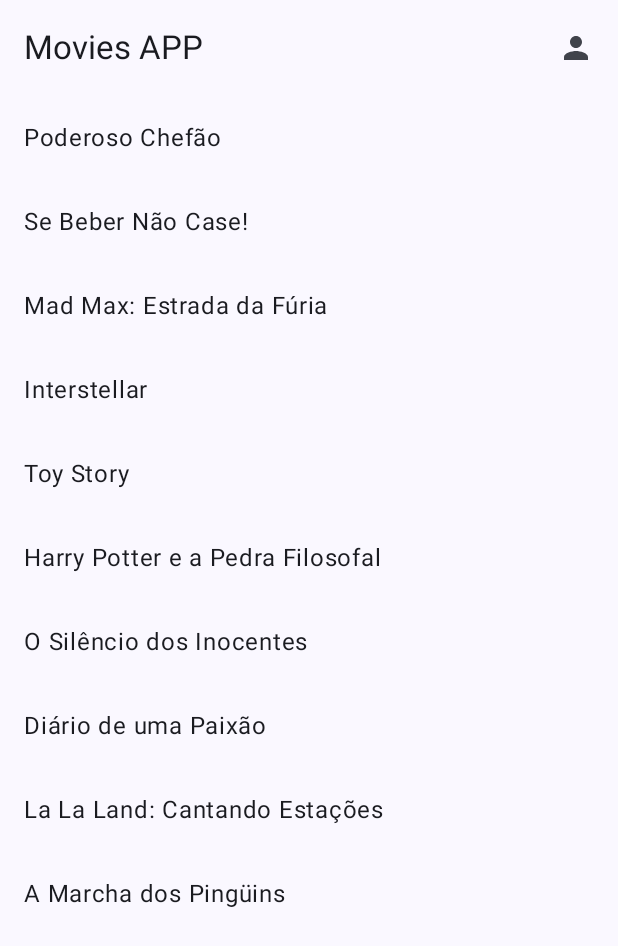
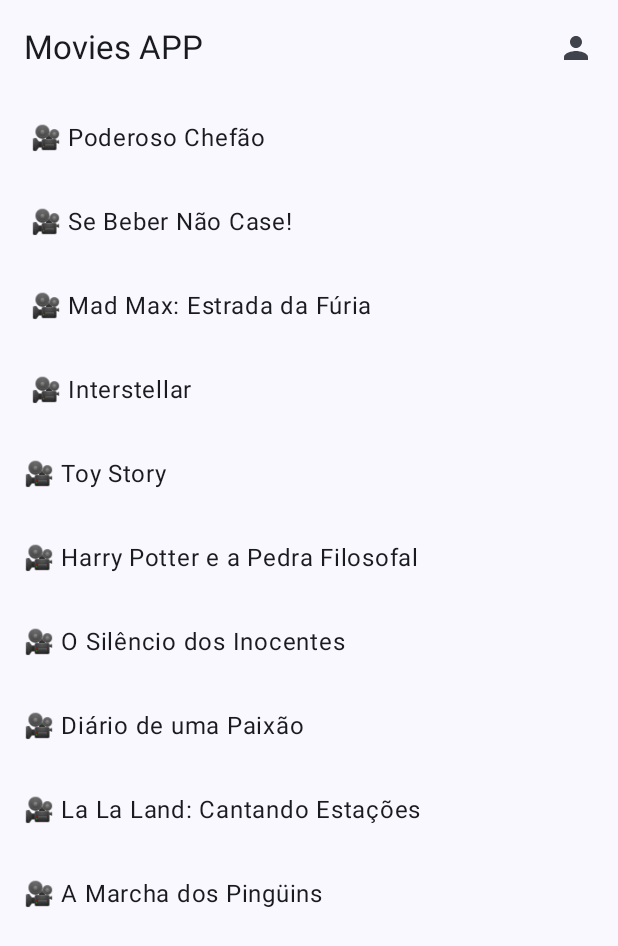
Before and after one commit to arctouch-israelandrade/PrimeiroApp, an Android app built with Jetpack Compose: the screen it shows after launch (MainActivity), on a phone screen of 412 x 824 dp. Shown: the top 946 px of the screen. Run offline under Robolectric (Android 15) with nearby library versions, the phone set to English and light mode, and no system bars.

```diff
--- a/app/src/main/java/com/arctouch/primeiroapp/DetailsScreen.kt
+++ b/app/src/main/java/com/arctouch/primeiroapp/DetailsScreen.kt
@@ -14,6 +14,10 @@ import androidx.compose.material3.Text
 import androidx.compose.runtime.Composable
 import androidx.compose.ui.Modifier
 import androidx.compose.ui.graphics.Color
+import androidx.compose.ui.text.ParagraphStyle
+import androidx.compose.ui.text.buildAnnotatedString
+import androidx.compose.ui.text.style.TextIndent
+import androidx.compose.ui.text.withStyle
 import androidx.compose.ui.unit.dp
 import androidx.compose.ui.unit.sp
 import com.arctouch.primeiroapp.Filme
--- a/app/src/main/java/com/arctouch/primeiroapp/HomeScreen.kt
+++ b/app/src/main/java/com/arctouch/primeiroapp/HomeScreen.kt
@@ -35,52 +35,52 @@ fun Homescreen(navController: NavHostController) {
     val filmes = listOf(
 
         Filme(
-            "Poderoso Chefão",
+            " \uD83C\uDFA5 Poderoso Chefão",
             "\"O Poderoso Chefão\" é um clássico filme de drama e crime dirigido por Francis Ford Coppola, lançado em 1972. Baseado no livro de mesmo nome de Mario Puzo, o filme conta a história da família Corleone, liderada pelo patriarca Vito Corleone, interpretado por Marlon Brando. O filme explora temas como lealdade, vingança, poder e família, enquanto a família enfrenta desafios no submundo do crime organizado em Nova York. \"O Poderoso Chefão\" é aclamado pela crítica e é considerado um dos maiores filmes da história do cinema.",
             "O elenco:\n" + "\n" + "Marlon Brando como Vito Corleone\n" + "Al Pacino como Michael Corleone\n" + "James Caan como Santino \"Sonny\" Corleone\n" + "Richard S. Castellano como Peter Clemenza\n" + "Robert Duvall como Tom Hagen\n" + "Sterling Hayden como Capitão McCluskey\n" + "John Marley como Jack Woltz\n" + "Richard Conte como Emilio Barzini\n" + "Diane Keaton como Kay Adams\n" + "Talia Shire como Connie Corleone"
         ),
         Filme(
-            "Se Beber Não Case!",
+            " \uD83C\uDFA5 Se Beber Não Case!",
             "\"Se Beber, Não Case!\" é uma comédia de 2009 dirigida por Todd Phillips. O filme segue um grupo de amigos - Phil, Stu, Alan e Doug - que viajam para Las Vegas para uma despedida de solteiro, mas acabam acordando sem memória da noite anterior e percebem que perderam o noivo, Doug, durante a noite. Eles então embarcam em uma jornada louca para encontrar Doug e reconstituir os eventos da noite anterior, encontrando uma série de situações hilárias e surpreendentes ao longo do caminho. O filme é conhecido por seu humor irreverente e momentos memoráveis, tornando-se um sucesso de bilheteria e gerando várias sequências.",
             "O elenco: \n" + "Bradley Cooper como Phil Wenneck\n" + "Ed Helms como Stu Price\n" + "Zach Galifianakis como Alan Garner\n" + "Justin Bartha como Doug Billings\n" + "Heather Graham como Jade\n" + "Jeffrey Tambor como Sid Garner\n" + "Ken Jeong como Sr. Chow\n" + "Rachael Harris como Melissa\n" + "Mike Tyson como ele mesmo"
         ),
         Filme(
-            "Mad Max: Estrada da Fúria",
+            " \uD83C\uDFA5 Mad Max: Estrada da Fúria",
             "\"Mad Max: Estrada da Fúria\" é um filme de ação pós-apocalíptico dirigido por George Miller e lançado em 2015. Ele segue a jornada de Max Rockatansky, interpretado por Tom Hardy, e Imperatriz Furiosa, interpretada por Charlize Theron, enquanto eles tentam escapar das garras do tirano Immortan Joe em um mundo desolado e árido. O filme é conhecido por suas cenas de ação frenéticas, sequências de perseguição espetaculares e cinematografia impressionante, e recebeu aclamação da crítica e vários prêmios, incluindo seis Oscars.",
             "O elenco:" + "\n" + "\n" + "Tom Hardy como Max Rockatansky\n" + "Charlize Theron como Imperatriz Furiosa\n" + "Nicholas Hoult como Nux\n" + "Hugh Keays-Byrne como Immortan Joe\n" + "Josh Helman como Slit\n" + "Rosie Huntington-Whiteley como The Splendid Angharad\n" + "Riley Keough como Capable\n" + "Zoe Kravitz como Toast the Knowing\n" + "Abbey Lee como The Dag\n" + "Courtney Eaton como Cheedo the Fragile"
         ),
         Filme(
-            "Interstellar",
+            " \uD83C\uDFA5 Interstellar",
             "\"Interstellar\" é um épico de ficção científica dirigido por Christopher Nolan. O filme segue a jornada de Cooper, interpretado por Matthew McConaughey, e sua equipe em uma missão para encontrar um novo lar para a humanidade em um universo em colapso. Enquanto exploram o espaço, enfrentam desafios cósmicos e complexidades do tempo, tudo isso enquanto lidam com os laços emocionais entre pai e filha. O filme é elogiado por sua narrativa ambiciosa, efeitos visuais deslumbrantes e trilha sonora impactante.",
             "O elenco: \n" + "\n" + "Matthew McConaughey como Cooper\n" + "Anne Hathaway como Amelia Brand\n" + "Jessica Chastain como Murph (adulta)\n" + "Mackenzie Foy como Murph (criança)\n" + "Michael Caine como Professor Brand\n" + "Casey Affleck como Tom (filho de Cooper)\n" + "John Lithgow como Donald (pai de Cooper)\n" + "Ellen Burstyn como Murph (idoso)\n" + "Wes Bentley como Doyle\n" + "David Gyasi como Romilly"
         ),
         Filme(
-            "Toy Story",
+            "\uD83C\uDFA5 Toy Story",
             "\n" + "\"Toy Story\" é um filme de animação lançado em 1995 pela Pixar Animation Studios, dirigido por John Lasseter. Ele conta a história de brinquedos que ganham vida quando seus donos não estão por perto. O filme segue a jornada de Woody, um cowboy de brinquedo, que se torna preocupado com seu lugar no coração de seu dono, Andy, quando um novo brinquedo, o astronauta Buzz Lightyear, chega à casa. A rivalidade inicial entre Woody e Buzz evolui para uma amizade improvável quando eles se unem para enfrentar desafios juntos.",
             "O elenco:\n" + "\n" + "Tom Hanks como Woody\n" + "Tim Allen como Buzz Lightyear\n" + "Don Rickles como Sr. Cabeça de Batata\n" + "Jim Varney como Slinky Dog\n" + "Wallace Shawn como Rex\n" + "John Ratzenberger como Hamm\n" + "Annie Potts como Betty\n" + "John Morris como Andy\n" + "Erik von Detten como Sid\n" + "Laurie Metcalf como a Sra. Davis"
         ),
         Filme(
-            "Harry Potter e a Pedra Filosofal",
+            "\uD83C\uDFA5 Harry Potter e a Pedra Filosofal",
             "\"Harry Potter e a Pedra Filosofal\" é o primeiro filme da série baseada nos livros de J.K. Rowling. Lançado em 2001, o filme segue a jornada de um jovem órfão chamado Harry Potter, que descobre que é um bruxo famoso e é convidado a frequentar a Escola de Magia e Bruxaria de Hogwarts. Lá, ele faz amizade com Ron Weasley e Hermione Granger, e juntos eles investigam mistérios relacionados a uma pedra lendária que concede imortalidade.\n" + "\n",
             "O elenco:\n" + "\n" + "Daniel Radcliffe como Harry Potter\n" + "Rupert Grint como Ron Weasley\n" + "Emma Watson como Hermione Granger\n" + "Richard Harris como Alvo Dumbledore\n" + "Maggie Smith como Minerva McGonagall\n" + "Robbie Coltrane como Rubeus Hagrid\n" + "Alan Rickman como Severo Snape\n" + "Tom Felton como Draco Malfoy\n" + "Ian Hart como Quirinus Quirrell\n" + "Richard Griffiths como Válter Dursley"
         ),
         Filme(
-            "O Silêncio dos Inocentes",
+            "\uD83C\uDFA5 O Silêncio dos Inocentes",
             "\"O Silêncio dos Inocentes\" é um thriller psicológico lançado em 1991, dirigido por Jonathan Demme e baseado no romance homônimo de Thomas Harris. O filme acompanha a história de Clarice Starling, uma jovem e talentosa agente do FBI, que é designada para entrevistar o brilhante, mas psicopata, Dr. Hannibal Lecter. O objetivo de Starling é obter informações sobre outro assassino em série conhecido como Buffalo Bill, que sequestra e mata jovens mulheres.",
             " O elenco:\n" + "Jodie Foster como Clarice Starling\n" + "Anthony Hopkins como Dr. Hannibal Lecter\n" + "Scott Glenn como Jack Crawford\n" + "Ted Levine como Buffalo Bill\n" + "Anthony Heald como Dr. Frederick Chilton\n" + "Brooke Smith como Catherine Martin\n" + "Diane Baker como Senadora Ruth Martin"
         ),
         Filme(
-            "Diário de uma Paixão",
+            "\uD83C\uDFA5 Diário de uma Paixão",
             "\"Diário de uma Paixão\" é um filme romântico lançado em 2004, dirigido por Nick Cassavetes e baseado no romance de mesmo nome escrito por Nicholas Sparks. O filme conta a história de amor entre Allie Hamilton e Noah Calhoun, que se conheceram durante o verão de 1940 na Carolina do Sul, Estados Unidos. Embora sejam de origens sociais diferentes, eles se apaixonam profundamente. No entanto, as circunstâncias os separam.\n" + "\n",
             "O elenco:" + "\n" + "\n" + "Ryan Gosling como Noah Calhoun (jovem)\n" + "Rachel McAdams como Allie Hamilton (jovem)\n" + "James Garner como Noah Calhoun (idoso)\n" + "Gena Rowlands como Allie Hamilton (idoso)\n" + "Joan Allen como Anne Hamilton\n" + "James Marsden como Lon Hammond Jr.\n" + "Sam Shepard como Frank Calhoun\n" + "David Thornton como John Hamilton\n" + "Kevin Connolly como Fin\n" + "Jamie Brown como Martha Shaw"
         ),
         Filme(
-            "La La Land: Cantando Estações",
+            "\uD83C\uDFA5 La La Land: Cantando Estações",
             "\n" + "\"La La Land: Cantando Estações\" é um musical romântico dirigido por Damien Chazelle, lançado em 2016. O filme segue a história de amor entre Mia Dolan, uma aspirante a atriz, e Sebastian Wilder, um talentoso pianista de jazz, enquanto eles perseguem seus sonhos em Los Angeles. Enquanto enfrentam desafios e adversidades em suas carreiras e relacionamento, eles descobrem o verdadeiro significado do amor e da perseverança.",
             "O elenco:\n" + "\n" + "Ryan Gosling como Sebastian Wilder\n" + "Emma Stone como Mia Dolan\n" + "John Legend como Keith\n" + "Rosemarie DeWitt como Laura Wilder\n" + "J.K. Simmons como Bill\n" + "Finn Wittrock como Greg\n" + "Tom Everett Scott como David\n" + "Callie Hernandez como Tracy\n" + "Jessica Rothe como Alexis\n" + "Sonoya Mizuno como Caitlin"
         ),
         Filme(
-            "A Marcha dos Pingüins",
+            "\uD83C\uDFA5 A Marcha dos Pingüins",
             "\"A Marcha dos Pingüins\" é um documentário emocionante que retrata a jornada extraordinária dos pinguins-imperadores na Antártida. Narrado por Morgan Freeman na versão em inglês, o filme mostra a incrível luta pela sobrevivência dessas aves durante sua migração anual para o local de reprodução, o desafio de incubação dos ovos e o cuidado com os filhotes em um ambiente extremamente hostil. Com imagens deslumbrantes e uma narrativa envolvente, o documentário cativa o público ao revelar a beleza e a determinação dessas criaturas incríveis",
             "Em documentários, não há um elenco de atores tradicionais, já que o filme é uma representação da vida real. No entanto, na versão em inglês de \"A Marcha dos Pingüins\", Morgan Freeman emprestou sua voz para a narração, fornecendo uma voz envolvente e informativa para o documentário. Portanto, ele é frequentemente associado ao filme como o narrador na versão em inglês. Fora isso, não há elenco de atores como em filmes de ficção, já que o filme se concentra na vida selvagem e na observação da natureza."
         ),
```
Also changed, not shown: 1 other file.
